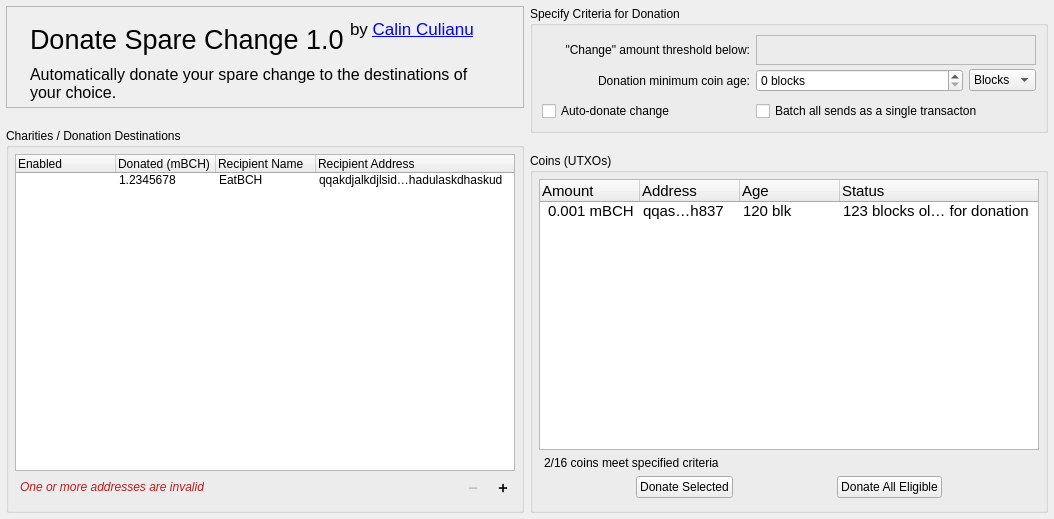
This is ui.ui in cculianu/DonateSpareChange as Qt 5 draws it before an edit. The edited form follows.
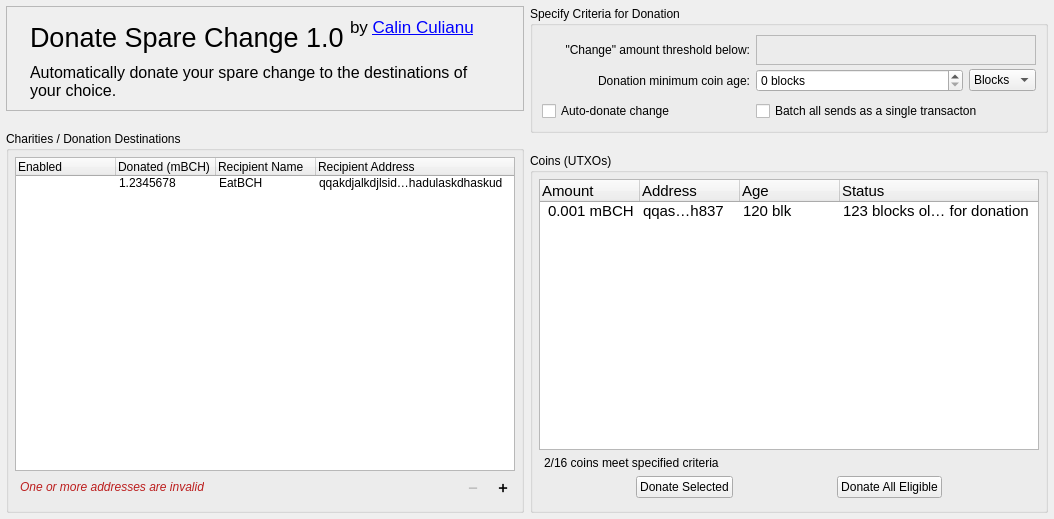
This is the edited form. Icons and pictures are not drawn.

Commit message: more layout tweaks for linux

```diff
--- a/ui.ui
+++ b/ui.ui
@@ -399,13 +399,13 @@
        <number>10</number>
       </property>
       <property name="topMargin">
-       <number>12</number>
+       <number>10</number>
       </property>
       <property name="rightMargin">
        <number>10</number>
       </property>
       <property name="bottomMargin">
-       <number>0</number>
+       <number>5</number>
       </property>
       <item row="0" column="0" rowspan="2">
        <widget class="QLabel" name="lbl_icon">
```
The commit also changes 1 other file.
